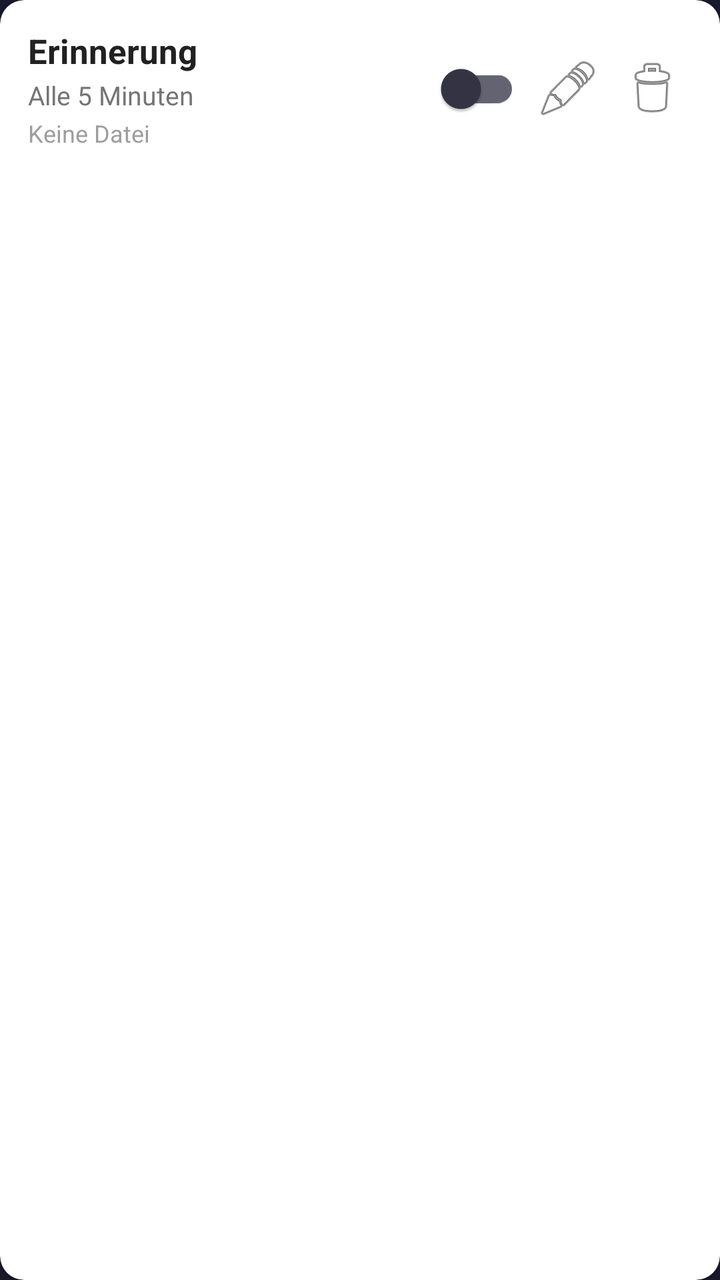
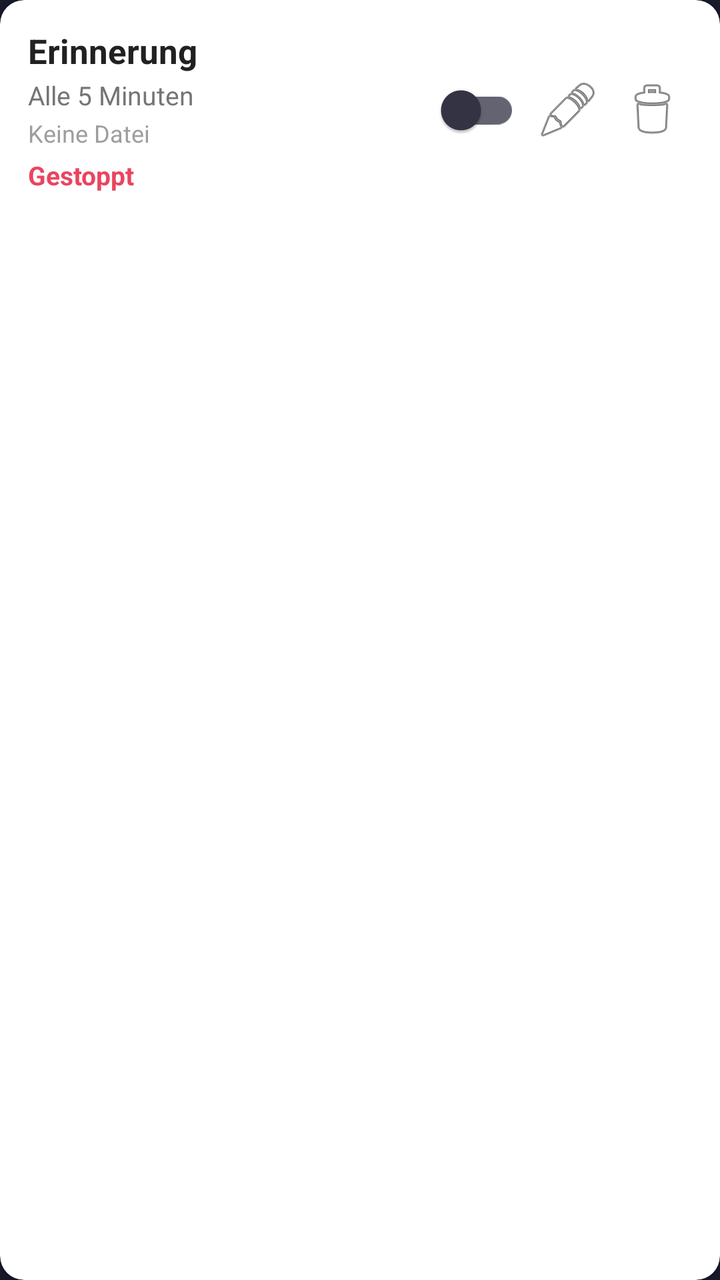

Two renders of the same Android screen: before a commit and after it. Below are the layout's source before the change and the commit's diff.
<!-- AndroidManifest.xml: application theme Theme.IntervalAlarm -->
<!-- res/layout/item_reminder.xml -->
<?xml version="1.0" encoding="utf-8"?>
<androidx.cardview.widget.CardView xmlns:android="http://schemas.android.com/apk/res/android"
    xmlns:app="http://schemas.android.com/apk/res-auto"
    android:layout_width="match_parent"
    android:layout_height="wrap_content"
    android:layout_marginBottom="10dp"
    app:cardCornerRadius="12dp"
    app:cardElevation="3dp"
    app:cardBackgroundColor="#FFFFFF">

    <LinearLayout
        android:layout_width="match_parent"
        android:layout_height="wrap_content"
        android:orientation="horizontal"
        android:padding="14dp"
        android:gravity="center_vertical">

        
        <LinearLayout
            android:layout_width="0dp"
            android:layout_height="wrap_content"
            android:layout_weight="1"
            android:orientation="vertical">

            <TextView
                android:id="@+id/tvReminderName"
                android:layout_width="match_parent"
                android:layout_height="wrap_content"
                android:text="Erinnerung"
                android:textSize="17sp"
                android:textStyle="bold"
                android:textColor="#212121" />

            <TextView
                android:id="@+id/tvReminderInterval"
                android:layout_width="match_parent"
                android:layout_height="wrap_content"
                android:text="Alle 5 Minuten"
                android:textSize="13sp"
                android:textColor="#757575"
                android:layout_marginTop="2dp" />

            <TextView
                android:id="@+id/tvReminderFile"
                android:layout_width="match_parent"
                android:layout_height="wrap_content"
                android:text="Keine Datei"
                android:textSize="12sp"
                android:textColor="#9E9E9E"
                android:layout_marginTop="2dp" />
        </LinearLayout>

        
        <com.google.android.material.switchmaterial.SwitchMaterial
            android:id="@+id/switchEnabled"
            android:layout_width="wrap_content"
            android:layout_height="wrap_content"
            android:layout_marginStart="8dp" />

        
        <ImageButton
            android:id="@+id/btnEdit"
            android:layout_width="40dp"
            android:layout_height="40dp"
            android:src="@android:drawable/ic_menu_edit"
            android:background="?attr/selectableItemBackgroundBorderless"
            android:contentDescription="Bearbeiten"
            android:layout_marginStart="4dp" />

        
        <ImageButton
            android:id="@+id/btnDelete"
            android:layout_width="40dp"
            android:layout_height="40dp"
            android:src="@android:drawable/ic_menu_delete"
            android:background="?attr/selectableItemBackgroundBorderless"
            android:contentDescription="Löschen"
            android:layout_marginStart="2dp" />

    </LinearLayout>
</androidx.cardview.widget.CardView>
<!-- resources referenced by this layout -->
<resources>
  <style name="Theme.IntervalAlarm" parent="Theme.MaterialComponents.NoActionBar">
          <item name="colorPrimary">@color/pink_red</item>
          <item name="colorPrimaryVariant">@color/pink_red_dark</item>
          <item name="colorOnPrimary">@color/white</item>
          <item name="colorSecondary">@color/cyan</item>
          <item name="colorOnSecondary">@color/navy_dark</item>
  
          
          <item name="colorSurface">@color/navy</item>
          <item name="colorOnSurface">@color/white</item>
          <item name="android:colorBackground">@color/navy</item>
  
          
          <item name="android:textColorPrimary">@color/white</item>
          <item name="android:textColorSecondary">@color/text_gray</item>
          <item name="android:textColorHint">@color/text_gray_dark</item>
          <item name="android:editTextColor">@color/white</item>
  
          <item name="android:statusBarColor">@color/navy_dark</item>
          <item name="android:navigationBarColor">@color/navy_dark</item>
          <item name="android:windowBackground">@color/navy</item>
      </style>
  <color name="pink_red">#E94560</color>
  <color name="pink_red_dark">#C62828</color>
  <color name="white">#FFFFFF</color>
  <color name="cyan">#00D9FF</color>
  <color name="navy_dark">#0F0F23</color>
  <color name="navy">#1A1A2E</color>
  <color name="text_gray">#BBBBBB</color>
  <color name="text_gray_dark">#888888</color>
</resources>

<!-- the commit's change to res/layout/item_reminder.xml (unified diff, before → after) -->
@@ -48,6 +48,17 @@
                 android:textSize="12sp"
                 android:textColor="#9E9E9E"
                 android:layout_marginTop="2dp" />
+
+            
+            <TextView
+                android:id="@+id/tvCountdown"
+                android:layout_width="match_parent"
+                android:layout_height="wrap_content"
+                android:text="Gestoppt"
+                android:textSize="13sp"
+                android:textStyle="bold"
+                android:textColor="#E94560"
+                android:layout_marginTop="4dp" />
         </LinearLayout>
 
         
